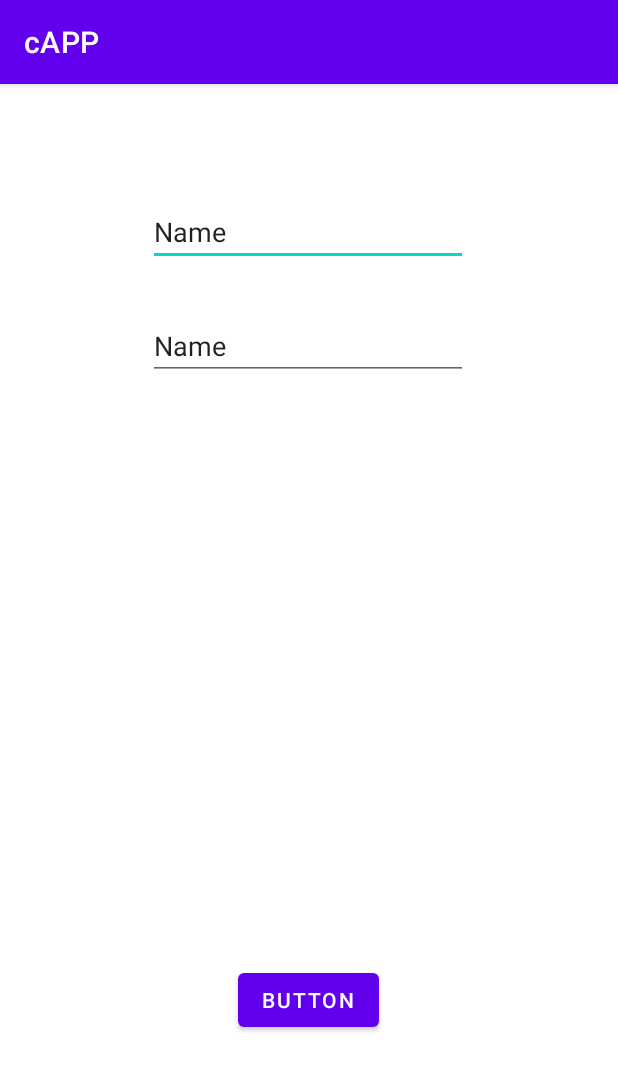
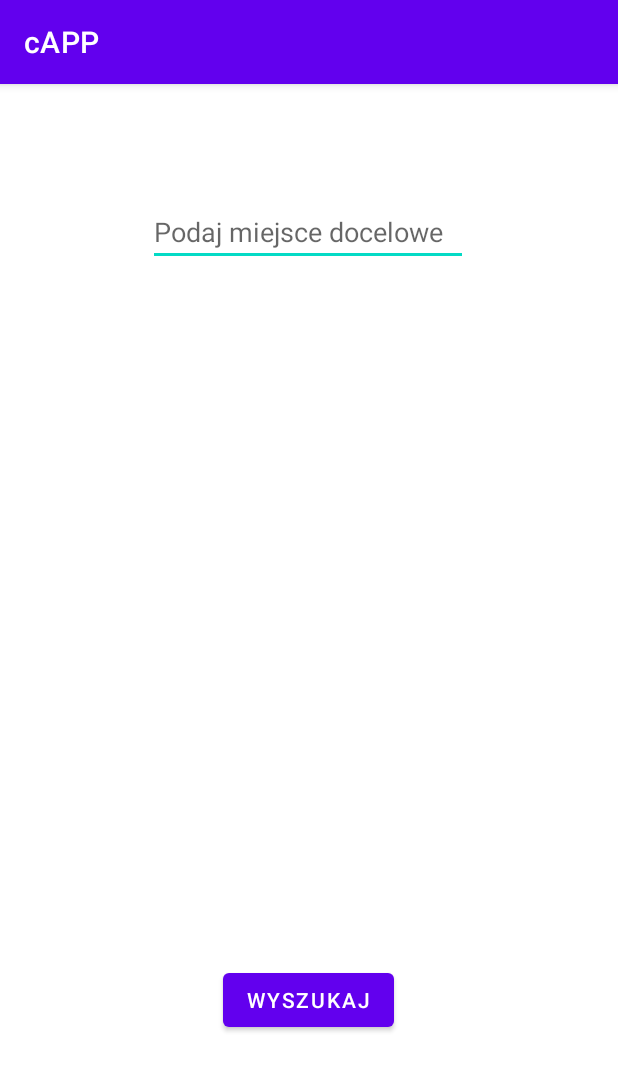
Before and after one commit to ValadaRP/Pwsteprojekt1, an Android app: the Mapy screen opened directly, with no data from a screen before it, on a phone screen of 412 x 824 dp. Shown: the top 1071 px of the screen. Run offline under Robolectric (Android 15) with nearby library versions, the phone set to English and light mode, and no system bars.

Commit message:
Update Ustawienia,usterka,mapy

```diff
--- a/app/src/main/java/com/example/pwsteprojekt/Usterka.java
+++ b/app/src/main/java/com/example/pwsteprojekt/Usterka.java
@@ -12,7 +12,7 @@ import android.widget.EditText;
 
 public class Usterka extends AppCompatActivity {
     private Button zrob_zdjecie;
-    public EditText editTextMultiLine = findViewById(R.id.editTextMultiLine);
+    private EditText editTextMultiLine;
 
     static final int REQUEST_IMAGE_CAPTURE = 1;
 
@@ -22,7 +22,7 @@ public class Usterka extends AppCompatActivity {
         setContentView(R.layout.activity_usterka);
 
         zrob_zdjecie = findViewById(R.id.zrob_zdjecie);
-
+        editTextMultiLine = findViewById(R.id.editTextMultiLine);
 
         zrob_zdjecie.setOnClickListener(new View.OnClickListener() {
             @Override
--- a/app/src/main/res/layout/activity_mapy.xml
+++ b/app/src/main/res/layout/activity_mapy.xml
@@ -10,7 +10,7 @@
         android:id="@+id/button"
         android:layout_width="wrap_content"
         android:layout_height="wrap_content"
-        android:text="Button"
+        android:text="Wyszukaj"
         app:layout_constraintBottom_toBottomOf="parent"
         app:layout_constraintEnd_toEndOf="parent"
         app:layout_constraintHorizontal_bias="0.498"
@@ -24,23 +24,11 @@
         android:layout_height="wrap_content"
         android:layout_marginTop="76dp"
         android:ems="10"
+        android:hint="Podaj miejsce docelowe"
         android:inputType="textPersonName"
-        android:text="Name"
         app:layout_constraintEnd_toEndOf="parent"
         app:layout_constraintHorizontal_bias="0.497"
         app:layout_constraintStart_toStartOf="parent"
         app:layout_constraintTop_toTopOf="parent" />
 
-    <EditText
-        android:id="@+id/editTextTextPersonName2"
-        android:layout_width="wrap_content"
-        android:layout_height="wrap_content"
-        android:layout_marginTop="152dp"
-        android:ems="10"
-        android:inputType="textPersonName"
-        android:text="Name"
-        app:layout_constraintEnd_toEndOf="parent"
-        app:layout_constraintHorizontal_bias="0.497"
-        app:layout_constraintStart_toStartOf="parent"
-        app:layout_constraintTop_toTopOf="parent" />
 </androidx.constraintlayout.widget.ConstraintLayout>
--- a/app/src/main/res/values/strings.xml
+++ b/app/src/main/res/values/strings.xml
@@ -5,7 +5,7 @@
     <string name="but_usterka">usterka</string>
     <string name="but_zlecenia">zlecenia</string>
     <string name="but_mapy">mapy</string>
-    <string name="but_dokumenty">dokumenty</string>
+    <string name="but_dokumenty">przekazanie pojazdu</string>
     <string name="but_ustawienia">ustawienia</string>
 
     <string name="but_zrob_zdjecie">Zrób zdjęcie</string>
```
Also changed, not shown: app/src/main/java/com/example/pwsteprojekt/Mapy.java (+14 -5 lines), app/src/main/java/com/example/pwsteprojekt/Ustawienia.java (+9 -1 lines), app/src/main/res/layout/activity_ustawienia.xml (+12 -0 lines).
